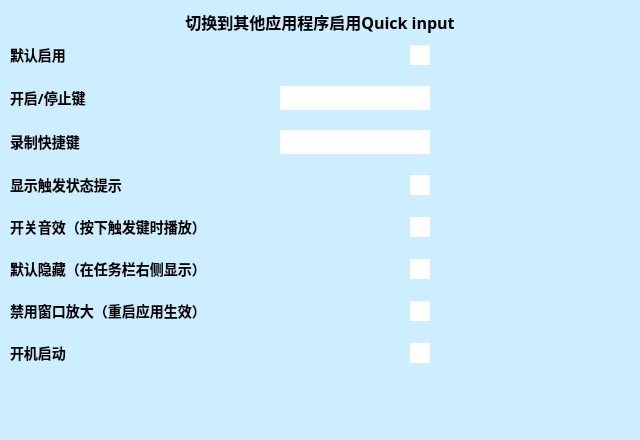
The window that .ui/SettingsUi.ui (ChiyukiGana/Quickinput) describes before a commit, drawn with Qt 5.
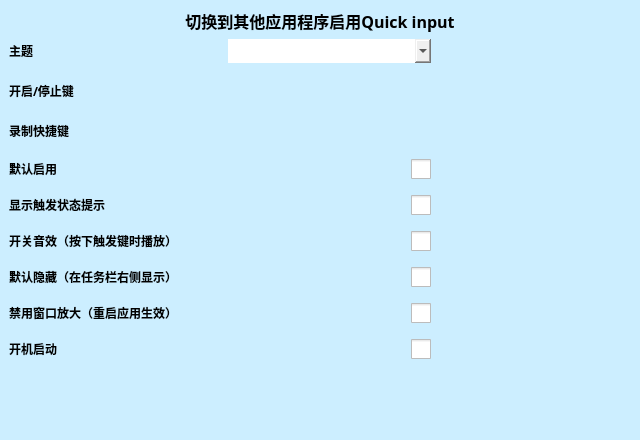
The same window after the commit. Icons and pictures are not drawn. Custom widgets are drawn as their Qt base class.

```diff
--- a/.ui/SettingsUi.ui
+++ b/.ui/SettingsUi.ui
@@ -19,31 +19,28 @@
   <property name="windowTitle">
    <string>Settings</string>
   </property>
-  <property name="styleSheet">
-   <string notr="true">*{font-family:&quot;Microsoft YaHei&quot;;font-size:14px;}
-#SettingsUiClass{background-color:#CEF;}
-
-QCheckBox::indicator{background-color:#FFF;width:20px;height:20px;}
-QCheckBox::indicator:checked{background-color:white;image:url(:/checked.png);}
-
-QLineEdit{background-color:white;border:none;font-size:12px;}</string>
-  </property>
   <layout class="QVBoxLayout" name="verticalLayout_2">
    <property name="spacing">
-    <number>10</number>
+    <number>0</number>
    </property>
    <property name="leftMargin">
-    <number>10</number>
+    <number>0</number>
    </property>
    <property name="topMargin">
-    <number>10</number>
+    <number>0</number>
    </property>
    <property name="rightMargin">
-    <number>10</number>
+    <number>0</number>
    </property>
    <property name="bottomMargin">
-    <number>10</number>
+    <number>0</number>
    </property>
+   <item>
+    <widget class="QWidget" name="clientWidget" native="true">
+     <property name="styleSheet">
+      <string notr="true">*{color:black;border:none;outline:none;font-size:12px;font-family:&quot;Microsoft YaHei&quot;}QMainWindow,QDialog{border:1px solid gray}#titleWidget{background-color:white}#titleWidget *{font-size:14px}#titleWidget QPushButton,#titleWidget QCheckBox::indicator{background-color:#CCC;width:20px;height:20px;border-radius:10px}#titleWidget QCheckBox::indicator:checked{image:url(:/checked.png)}#clientWidget{background-color:#CEF}QMenu,#clientWidget QLineEdit,#clientWidget QTextEdit,#clientWidget QKeyEdit,#clientWidget QCheckBox::indicator,#clientWidget QRadioButton::indicator,#clientWidget QHeaderView,#clientWidget QHeaderView::section,#clientWidget QTableWidget,#clientWidget QTableWidget QTableCornerButton::section,#clientWidget QComboBox,#clientWidget QComboBox QAbstractItemView{background-color:white;color:black}#clientWidget QPushButton,#clientWidget QTabBar::tab,#clientWidget QTabBar::tab:first,#clientWidget QTabBar::tab:last{background-color:#ADE;color:black}#clientWidget QCheckBox::indicator,#clientWidget QRadioButton::indicator{width:20px;height:20px}#clientWidget QComboBox{padding-left:3px}QMenu::item:selected,#clientWidget QPushButton:hover,#clientWidget QCheckBox::indicator:hover,#clientWidget QRadioButton::indicator:hover,#clientWidget QTableWidget::item:hover,#clientWidget QTabBar::tab:hover,#clientWidget QTabBar::tab:first:hover,#clientWidget QTabBar::tab:last:hover{background-color:#BEF;color:black}#clientWidget QTableWidget::item:selected{background-color:#CEF;color:black}#clientWidget QTabBar::tab:selected,#clientWidget QTabBar::tab:first:selected,#clientWidget QTabBar::tab:last:selected{background-color:#CEF;color:black}#clientWidget QCheckBox::indicator:checked,#clientWidget QRadioButton::indicator:checked{image:url(:/checked.png)}#clientWidget #bnWndActive,#clientWidget #bnPos,#clientWidget #bnColorRect{background-color:white}</string>
+     </property>
+     <layout class="QVBoxLayout" name="verticalLayout">
    <item>
     <widget class="QLabel" name="lbSettings">
      <property name="font">
@@ -68,7 +65,7 @@
    <item>
     <layout class="QVBoxLayout" name="box">
      <property name="spacing">
-      <number>20</number>
+         <number>16</number>
      </property>
      <property name="leftMargin">
       <number>0</number>
@@ -77,9 +74,9 @@
       <number>200</number>
      </property>
      <item>
-      <layout class="QHBoxLayout" name="defOnBox">
+         <layout class="QHBoxLayout" name="startBox_2">
        <item>
-        <widget class="QLabel" name="lbDefOn">
+           <widget class="QLabel" name="lbTheme">
          <property name="sizePolicy">
           <sizepolicy hsizetype="Preferred" vsizetype="Fixed">
            <horstretch>0</horstretch>
@@ -98,18 +95,24 @@
           <string/>
          </property>
          <property name="text">
-          <string>默认启用</string>
+             <string>主题</string>
          </property>
         </widget>
        </item>
        <item>
-        <widget class="QCheckBox" name="chbDefOn">
+           <widget class="QComboBox" name="cmbTheme">
          <property name="sizePolicy">
-          <sizepolicy hsizetype="Maximum" vsizetype="Maximum">
+             <sizepolicy hsizetype="Preferred" vsizetype="Preferred">
            <horstretch>0</horstretch>
            <verstretch>0</verstretch>
           </sizepolicy>
          </property>
+            <property name="minimumSize">
+             <size>
+              <width>0</width>
+              <height>24</height>
+             </size>
+            </property>
          <property name="font">
           <font>
            <family>Microsoft YaHei</family>
@@ -121,22 +124,10 @@
          <property name="focusPolicy">
           <enum>Qt::ClickFocus</enum>
          </property>
-         <property name="layoutDirection">
-          <enum>Qt::RightToLeft</enum>
-         </property>
-         <property name="text">
-          <string/>
-         </property>
-         <property name="checkable">
-          <bool>true</bool>
-         </property>
-         <property name="autoRepeat">
-          <bool>false</bool>
-         </property>
-         <property name="autoExclusive">
-          <bool>false</bool>
-         </property>
-         <property name="tristate">
+            <property name="styleSheet">
+             <string notr="true"/>
+            </property>
+            <property name="frame">
           <bool>false</bool>
          </property>
         </widget>
@@ -197,9 +188,6 @@
            <bold>true</bold>
           </font>
          </property>
-         <property name="styleSheet">
-          <string notr="true">background-color:white;font-size:12px;</string>
-         </property>
         </widget>
        </item>
       </layout>
@@ -258,8 +246,72 @@
            <bold>true</bold>
           </font>
          </property>
-         <property name="styleSheet">
-          <string notr="true">background-color:white;font-size:12px;</string>
+           </widget>
+          </item>
+         </layout>
+        </item>
+        <item>
+         <layout class="QHBoxLayout" name="defOnBox">
+          <item>
+           <widget class="QLabel" name="lbDefOn">
+            <property name="sizePolicy">
+             <sizepolicy hsizetype="Preferred" vsizetype="Fixed">
+              <horstretch>0</horstretch>
+              <verstretch>0</verstretch>
+             </sizepolicy>
+            </property>
+            <property name="font">
+             <font>
+              <family>Microsoft YaHei</family>
+              <pointsize>-1</pointsize>
+              <weight>75</weight>
+              <bold>true</bold>
+             </font>
+            </property>
+            <property name="toolTip">
+             <string/>
+            </property>
+            <property name="text">
+             <string>默认启用</string>
+            </property>
+           </widget>
+          </item>
+          <item>
+           <widget class="QCheckBox" name="chbDefOn">
+            <property name="sizePolicy">
+             <sizepolicy hsizetype="Maximum" vsizetype="Maximum">
+              <horstretch>0</horstretch>
+              <verstretch>0</verstretch>
+             </sizepolicy>
+            </property>
+            <property name="font">
+             <font>
+              <family>Microsoft YaHei</family>
+              <pointsize>-1</pointsize>
+              <weight>75</weight>
+              <bold>true</bold>
+             </font>
+            </property>
+            <property name="focusPolicy">
+             <enum>Qt::ClickFocus</enum>
+            </property>
+            <property name="layoutDirection">
+             <enum>Qt::RightToLeft</enum>
+            </property>
+            <property name="text">
+             <string/>
+            </property>
+            <property name="checkable">
+             <bool>true</bool>
+            </property>
+            <property name="autoRepeat">
+             <bool>false</bool>
+            </property>
+            <property name="autoExclusive">
+             <bool>false</bool>
+            </property>
+            <property name="tristate">
+             <bool>false</bool>
          </property>
         </widget>
        </item>
@@ -617,6 +669,9 @@
       </spacer>
      </item>
     </layout>
+      </item>
+     </layout>
+    </widget>
    </item>
   </layout>
  </widget>
```
Lines whose indentation alone changed are shown as unchanged.
